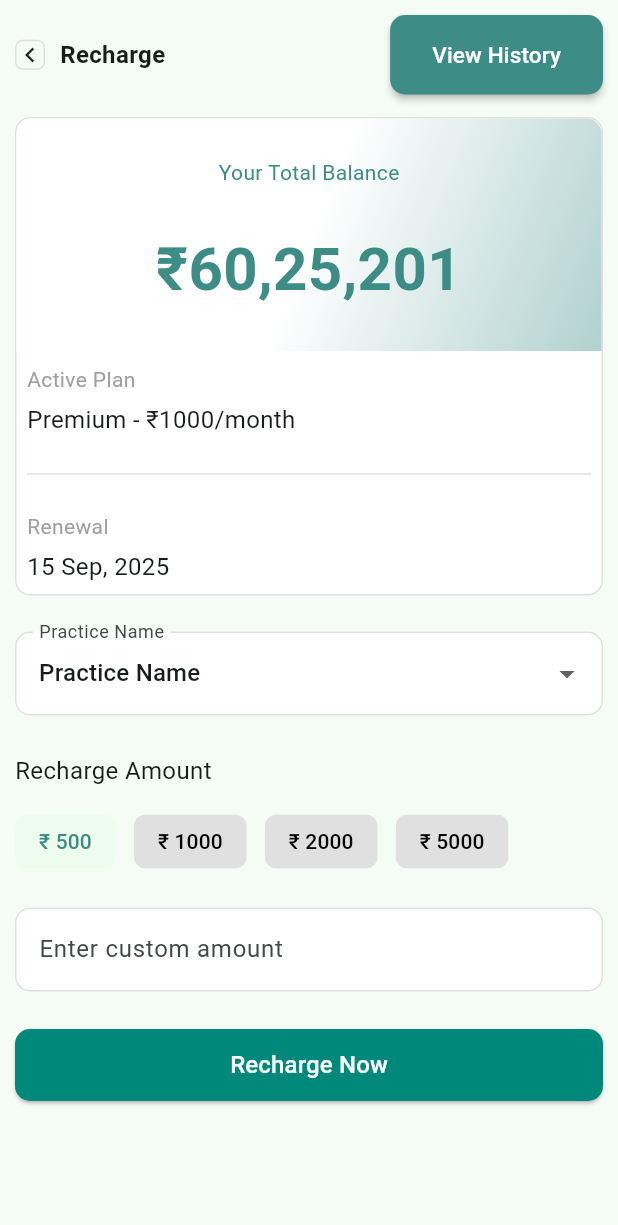
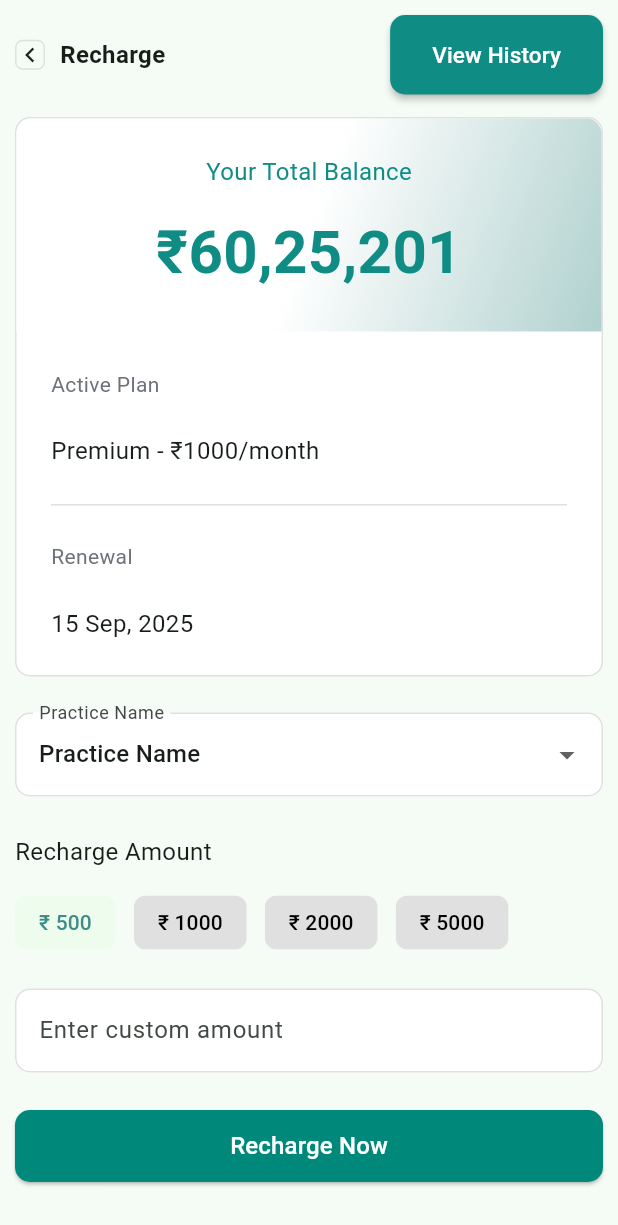
Before and after one commit to sdas801/health, a Flutter app: the screen it shows after launch, on a phone screen of 412 x 824 dp. Shown: the top 1225 px of the screen. Run offline on Flutter 3.47's test engine with Material 3 defaults, Android fonts, the phone set to English and light mode, and no system bars.

Commit message:
render-flow fix

```diff
--- /dev/null
+++ b/lib/src/contants/colors.dart
@@ -0,0 +1,4 @@
+import 'package:flutter/material.dart';
+
+const Color mainColor = Color(0xff0F8D85);
+const Color textGrey = Color(0xff6C7278);
--- a/lib/src/pages/order_summary.dart
+++ b/lib/src/pages/order_summary.dart
@@ -415,13 +415,15 @@ class _OrderSummaryState extends State<OrderSummary> {
                         ),
                         child: Padding(
                           padding: const EdgeInsets.all(20.0),
+                          child: SingleChildScrollView(
                             child: Column(
                               crossAxisAlignment: CrossAxisAlignment.start,
                               children: [
                                 const Text(
                                   "Payment Methods",
                                   style: TextStyle(
-                                    fontSize: 20, fontWeight: FontWeight.bold),
+                                      fontSize: 20,
+                                      fontWeight: FontWeight.bold),
                                 ),
                                 const SizedBox(
                                   height: 20,
@@ -434,14 +436,15 @@ class _OrderSummaryState extends State<OrderSummary> {
                                     ),
                                     const Expanded(
                                       child: Padding(
-                                      padding:
-                                          EdgeInsets.symmetric(horizontal: 20),
+                                        padding: EdgeInsets.symmetric(
+                                            horizontal: 20),
                                         child: RechargeQr(),
                                       ),
                                     )
                                   ],
                                 ),
                               ],
+                            ),
                           ),
                         ),
                       ),
--- a/lib/src/pages/recharge.dart
+++ b/lib/src/pages/recharge.dart
@@ -4,6 +4,7 @@ import '../contants/preferred_size_app_bar.dart';
 import 'views/recharge_form/recharge_form_large.dart';
 import 'views/recharge_form/recharge_form_small.dart';
 import 'views/recharge_price.dart';
+import '../contants/colors.dart';
 
 class RechargeScreen extends StatelessWidget {
   const RechargeScreen({super.key});
@@ -79,8 +80,7 @@ class RechargeScreen extends StatelessWidget {
                                       const TransactionHistory()));
                         },
                         style: ElevatedButton.styleFrom(
-                          backgroundColor:
-                              const Color.fromARGB(255, 61, 140, 134),
+                          backgroundColor: mainColor,
                           padding: EdgeInsets.symmetric(
                               horizontal: 28,
                               vertical: isMobileScreen ? 16 : 20),
@@ -121,7 +121,8 @@ class RechargeScreen extends StatelessWidget {
 
                         //Payment
                         child: isMobileScreen
-                            ? Column(
+                            ? SingleChildScrollView(
+                                child: Column(
                                   children: [
                                     const RechargePrice(),
                                     const SizedBox(height: 24),
@@ -131,29 +132,31 @@ class RechargeScreen extends StatelessWidget {
                                       amounts: amounts,
                                     ),
                                   ],
+                                ),
                               )
                             : isTabScreen
-                                ? Column(
+                                ? SingleChildScrollView(
+                                    child: Column(
                                       crossAxisAlignment:
                                           CrossAxisAlignment.start,
                                       children: [
                                         //price container
-                                      const Expanded(child: RechargePrice()),
+                                        RechargePrice(),
 
-                                      const SizedBox(width: 24),
+                                        SizedBox(height: 24),
 
                                         //form fields container
 
-                                      Expanded(
-                                        child: RechargeFormLarge(
+                                        RechargeFormLarge(
                                           selectedPractice: selectedPractice,
                                           selectedAmount: selectedAmount,
                                           amounts: amounts,
                                         ),
+                                      ],
                                     ),
-                                    ],
                                   )
-                                : Row(
+                                : SingleChildScrollView(
+                                    child: Row(
                                       crossAxisAlignment:
                                           CrossAxisAlignment.start,
                                       children: [
@@ -174,6 +177,7 @@ class RechargeScreen extends StatelessWidget {
                                   ),
                       ),
                     ),
+                  ),
                 ],
               ),
             ),
--- a/lib/src/pages/views/recharge_form/recharge_form_large.dart
+++ b/lib/src/pages/views/recharge_form/recharge_form_large.dart
@@ -1,6 +1,7 @@
 import 'package:flutter/material.dart';
 import 'dart:ui';
 import '../dialogs/show_recharge_confirmation/show_recharge_confirmation_large.dart';
+import '../../../contants/colors.dart';
 
 class RechargeFormLarge extends StatefulWidget {
   final String selectedPractice;
@@ -42,6 +43,11 @@ class _RechargeFormLargeState extends State<RechargeFormLarge> {
 
   @override
   Widget build(BuildContext context) {
+    return LayoutBuilder(
+      builder: (context, constraints) {
+        final double width = constraints.maxWidth;
+        final double height = constraints.maxHeight;
+        final double sizedboxHeight = height * 0.0333;
         return Column(
           crossAxisAlignment: CrossAxisAlignment.start,
           children: [
@@ -71,14 +77,17 @@ class _RechargeFormLargeState extends State<RechargeFormLarge> {
                   .toList(),
               onChanged: (v) => setState(() => selectedPractice = v!),
             ),
-        const SizedBox(height: 25),
+            SizedBox(height: 24),
             const Text("Recharge Amount", style: TextStyle(fontSize: 16)),
-        const SizedBox(height: 12),
-        Wrap(
-          spacing: 12,
+            SizedBox(height: 24),
+            Row(
               children: amounts.map((e) {
-            return ChoiceChip(
-              label: Text("₹ $e"),
+                return Expanded(
+                  child: Padding(
+                    padding: const EdgeInsets.all(4),
+                    // Makes the chip take full width
+                    child: ChoiceChip(
+                      label: Center(child: Text("₹ $e")),
                       showCheckmark: false,
                       side: BorderSide.none,
                       backgroundColor: Colors.grey.shade300,
@@ -86,13 +95,16 @@ class _RechargeFormLargeState extends State<RechargeFormLarge> {
                       labelStyle: TextStyle(
                         color: selectedAmount == e
                             ? const Color.fromARGB(255, 61, 140, 134)
-                      : Colors.black),
+                            : Colors.black,
+                      ),
                       selected: selectedAmount == e,
                       onSelected: (_) => _selectAmount(e),
+                    ),
+                  ),
                 );
               }).toList(),
             ),
-        const SizedBox(height: 20),
+            SizedBox(height: 24),
             TextField(
               keyboardType: TextInputType.number,
               decoration: InputDecoration(
@@ -110,17 +122,17 @@ class _RechargeFormLargeState extends State<RechargeFormLarge> {
                 hintText: "Enter custom amount",
               ),
             ),
-        const SizedBox(height: 25),
+            SizedBox(height: 24),
 
             //Recharge Now - Button
             SizedBox(
               width: double.infinity,
-          height: 48,
+              height: 50,
               child: ElevatedButton(
                 style: ElevatedButton.styleFrom(
                   shape: RoundedRectangleBorder(
                       borderRadius: BorderRadius.circular(10)),
-              backgroundColor: Colors.teal.shade600,
+                  backgroundColor: mainColor,
                 ),
                 onPressed: () {
                   _showRechargeConfirmation(context);
@@ -130,6 +142,8 @@ class _RechargeFormLargeState extends State<RechargeFormLarge> {
               ),
             ),
           ],
+        );
+      },
     );
   }
 }
--- a/lib/src/pages/views/recharge_price.dart
+++ b/lib/src/pages/views/recharge_price.dart
@@ -1,10 +1,17 @@
 import 'package:flutter/material.dart';
+import 'package:flutter/rendering.dart';
+import '../../contants/colors.dart';
 
 class RechargePrice extends StatelessWidget {
   const RechargePrice({super.key});
 
   @override
   Widget build(BuildContext context) {
+    return LayoutBuilder(
+      builder: (context, constraints) {
+        final double height = constraints.maxHeight;
+        final double width = constraints.maxWidth;
+        const double gap = 24;
         return DecoratedBox(
           decoration: BoxDecoration(
             color: Colors.white,
@@ -23,7 +30,8 @@ class RechargePrice extends StatelessWidget {
                   padding: EdgeInsets.all(1.0),
                   child: DecoratedBox(
                     decoration: BoxDecoration(
-                  borderRadius: BorderRadius.vertical(top: Radius.circular(10)),
+                      borderRadius:
+                          BorderRadius.vertical(top: Radius.circular(10)),
                       gradient: LinearGradient(
                         colors: [
                           Color.fromARGB(255, 255, 255, 255),
@@ -34,56 +42,77 @@ class RechargePrice extends StatelessWidget {
                         end: Alignment.bottomRight,
                       ),
                     ),
+                    child: SizedBox(
+                      height: 142,
+                      child: Padding(
+                        padding: EdgeInsets.all(gap),
                         child: Column(
+                          mainAxisAlignment: MainAxisAlignment.spaceBetween,
                           children: [
-                    SizedBox(
-                      height: 26,
-                    ),
                             Text("Your Total Balance",
                                 style: TextStyle(
-                          color: Color.fromARGB(255, 61, 140, 134),
+                                  color: mainColor,
+                                  fontSize: 16,
                                 )),
-                    SizedBox(
-                      height: 26,
-                    ),
                             Text(
                               "₹60,25,201",
                               style: TextStyle(
-                          color: Color.fromARGB(255, 61, 140, 134),
+                                  color: mainColor,
                                   fontSize: 40,
                                   fontWeight: FontWeight.bold),
-                    ),
-                    SizedBox(
-                      height: 26,
                             ),
                           ],
                         ),
                       ),
                     ),
                   ),
+                ),
+              ),
               Padding(
-            padding: const EdgeInsets.all(8.0),
+                padding: const EdgeInsets.all(gap),
                 child: SizedBox(
                     width: double.infinity,
                     child: Column(
                       crossAxisAlignment: CrossAxisAlignment.start,
                       children: [
-                    const Text("Active Plan",
-                        style: TextStyle(color: Colors.grey)),
-                    const SizedBox(height: 5),
-                    const Text("Premium - ₹1000/month",
+                        const SizedBox(
+                          width: double.infinity,
+                          height: 66,
+                          child: Column(
+                            crossAxisAlignment: CrossAxisAlignment.start,
+                            mainAxisAlignment: MainAxisAlignment.spaceBetween,
+                            children: [
+                              Text("Active Plan",
+                                  style: TextStyle(color: textGrey)),
+                              Text("Premium - ₹1000/month",
                                   style: TextStyle(fontSize: 16)),
-                    const SizedBox(height: 20),
-                    Divider(height: 10, color: Colors.grey.shade300),
-                    const SizedBox(height: 20),
-                    const Text("Renewal", style: TextStyle(color: Colors.grey)),
-                    const SizedBox(height: 5),
-                    const Text("15 Sep, 2025", style: TextStyle(fontSize: 16)),
+                            ],
+                          ),
+                        ),
+                        const SizedBox(height: 24),
+                        Divider(height: 1, color: Colors.grey.shade300),
+                        const SizedBox(height: 24),
+                        const SizedBox(
+                          width: double.infinity,
+                          height: 66,
+                          child: Column(
+                            crossAxisAlignment: CrossAxisAlignment.start,
+                            mainAxisAlignment: MainAxisAlignment.spaceBetween,
+                            children: [
+                              Text("Renewal",
+                                  style: TextStyle(color: textGrey)),
+                              Text("15 Sep, 2025",
+                                  style: TextStyle(fontSize: 16)),
+                            ],
+                          ),
+                        )
                       ],
                     )),
               )
             ],
           ),
         );
+      },
+    );
   }
 }
```
Lines whose indentation alone changed are shown as unchanged.
